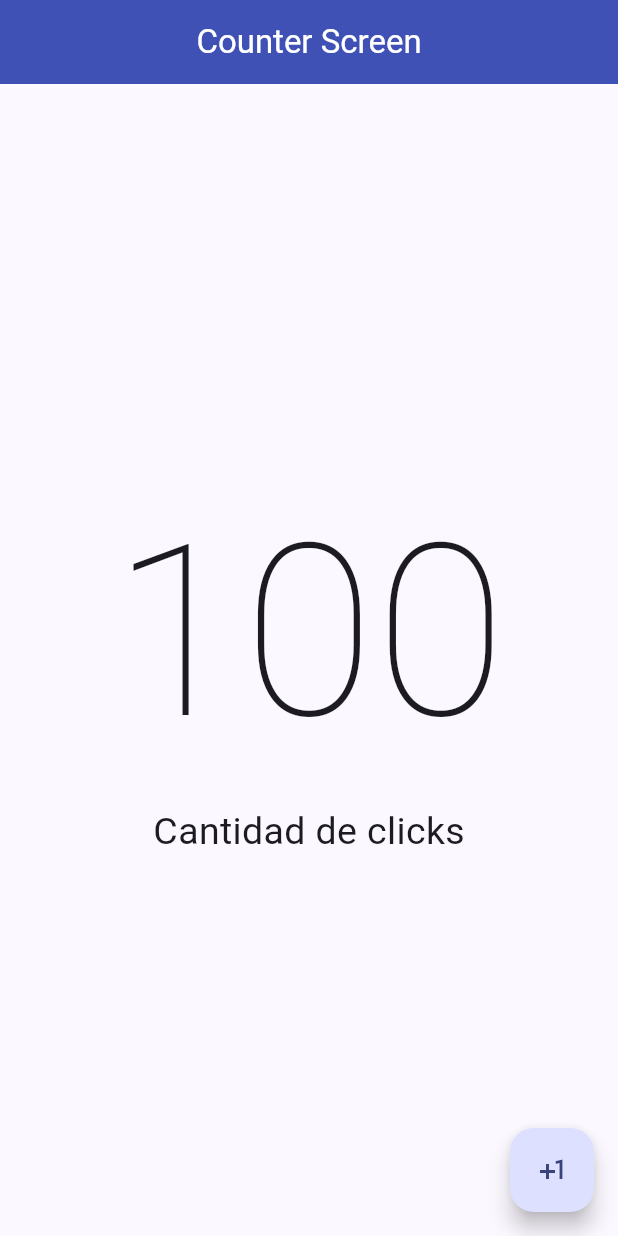
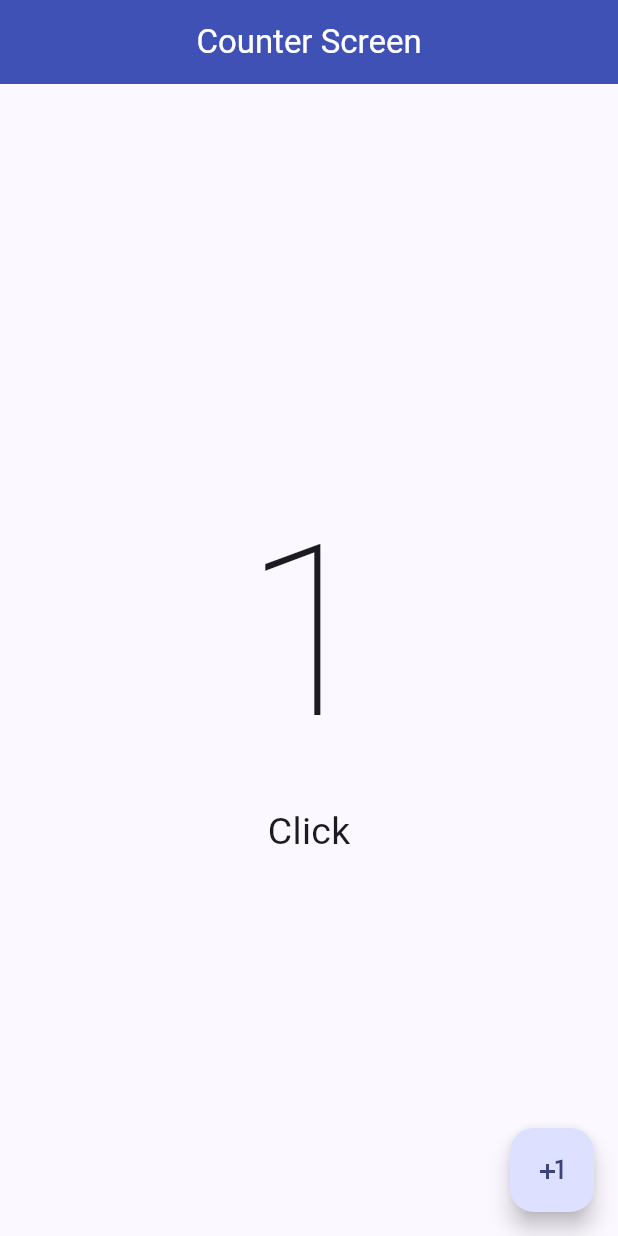
Before and after one commit to sdieg82/flutterBasic, a Flutter app: the screen it shows after launch, after a tap on the "plus one" icon, on a phone screen of 412 x 824 dp. Run offline on Flutter 3.47's test engine with Material 3 defaults, Android fonts, the phone set to English and light mode, and no system bars.

Commit message:
counter working

```diff
--- a/flutter_basic_2/hello_world_app/lib/presentation/screens/counter/counter_screen.dart
+++ b/flutter_basic_2/hello_world_app/lib/presentation/screens/counter/counter_screen.dart
@@ -1,8 +1,15 @@
 import 'package:flutter/material.dart';
 
-class CounterScreen extends StatelessWidget {
+class CounterScreen extends StatefulWidget {
   const CounterScreen({super.key});
 
+  @override
+  State<CounterScreen> createState() => _CounterScreenState();
+}
+
+
+class _CounterScreenState extends State<CounterScreen> {
+  int clickCounter=0;
   @override
   Widget build(BuildContext context) {
     return Scaffold(
@@ -17,17 +24,22 @@ class CounterScreen extends StatelessWidget {
       body: Center(
           child: Column(
             mainAxisAlignment:MainAxisAlignment.center ,
-            children: [
-              Text('100',
+            children:[
+              Text('$clickCounter',
                     style: TextStyle(fontSize: 160,fontWeight: FontWeight.w100),
                     ),
-              Text('Cantidad de clicks',
-                    style: TextStyle(fontSize: 25),),
+                    ('$clickCounter' == '1')
+                      ? Text('Click', style: TextStyle(fontSize: 25))
+                      : Text('Clicks', style: TextStyle(fontSize: 25)),
             ],
           ),
         ),
     floatingActionButton: FloatingActionButton(
       onPressed: () {
+        setState(() {
+          clickCounter++;
+        });
+
         // Add your onPressed logic here
       },
       child: Icon(Icons.plus_one),
```
